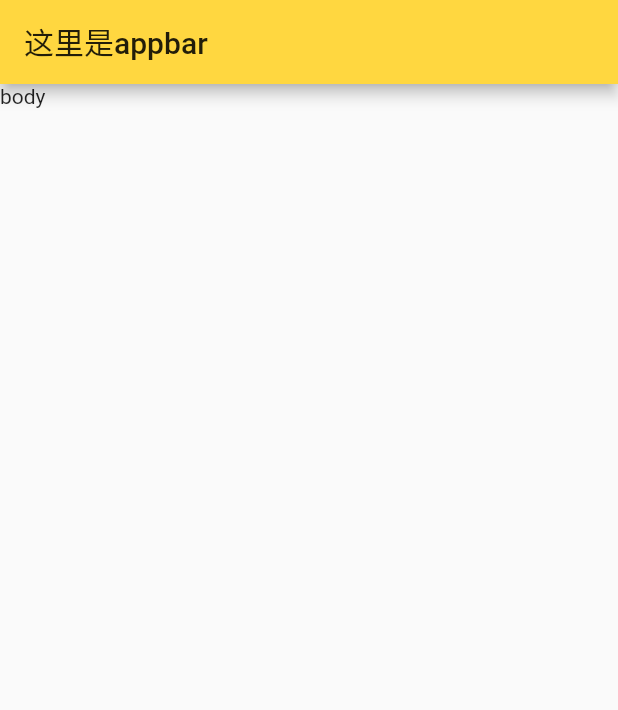
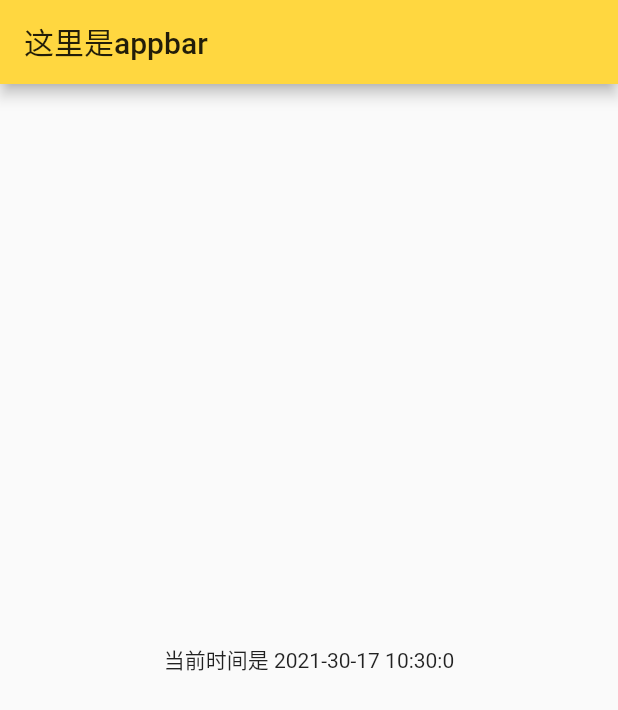
Before and after one commit to 60662666/flutter_demo, a Flutter app: the screen it shows after launch, on a phone screen of 412 x 824 dp. Shown: the top 710 px of the screen. Run offline on Flutter 3.47's test engine with Material 2 defaults, Android fonts, the phone set to English and light mode, and no system bars.

Commit message:
自定义组件：显示当前时间的组件

```diff
--- a/lib/main.dart
+++ b/lib/main.dart
@@ -1,4 +1,5 @@
 import 'package:flutter/material.dart';
+import './pages/home_page.dart';
 
 void main() {
   runApp(MyApp());
@@ -14,10 +15,8 @@ class MyApp extends StatelessWidget {
         appBar: AppBar(
           title: Text('这里是appbar'),
         ),
-        body: Text(
-          'body'
-        ),
-      ),
+        body: Center(child: HomePage()),
+      )
     );
   }
 }
--- /dev/null
+++ b/lib/pages/home_page.dart
@@ -0,0 +1,23 @@
+import 'package:flutter/material.dart';
+import 'package:intl/intl.dart';
+
+class HomePage extends StatefulWidget {
+  @override
+  createState() => HomePageState();
+}
+
+class HomePageState extends State<HomePage> {
+  /// [prefix]需要传入一个前缀信息
+  String getCurrentTime(String prefix) {
+    DateTime now = DateTime.now();
+    var formatter = DateFormat('yyyy-mm-dd H:m:s');
+    String nowTime = formatter.format(now);
+    return '$prefix $nowTime';
+  }
+
+  /// 有状态类组件返回组件信息
+  @override
+  Widget build(BuildContext context) {
+    return Text(getCurrentTime('当前时间是'));
+  }
+}
--- a/pubspec.yaml
+++ b/pubspec.yaml
@@ -1,4 +1,4 @@
-name: a
+name: flutter_demo
 description: A new Flutter project.
 
 # The following line prevents the package from being accidentally published to
@@ -28,6 +28,7 @@ dependencies:
   # The following adds the Cupertino Icons font to your application.
   # Use with the CupertinoIcons class for iOS style icons.
   cupertino_icons: ^1.0.2
+  intl: ^0.17.0
 
 dev_dependencies:
   flutter_test:
```
Also changed, not shown: pubspec.lock.
